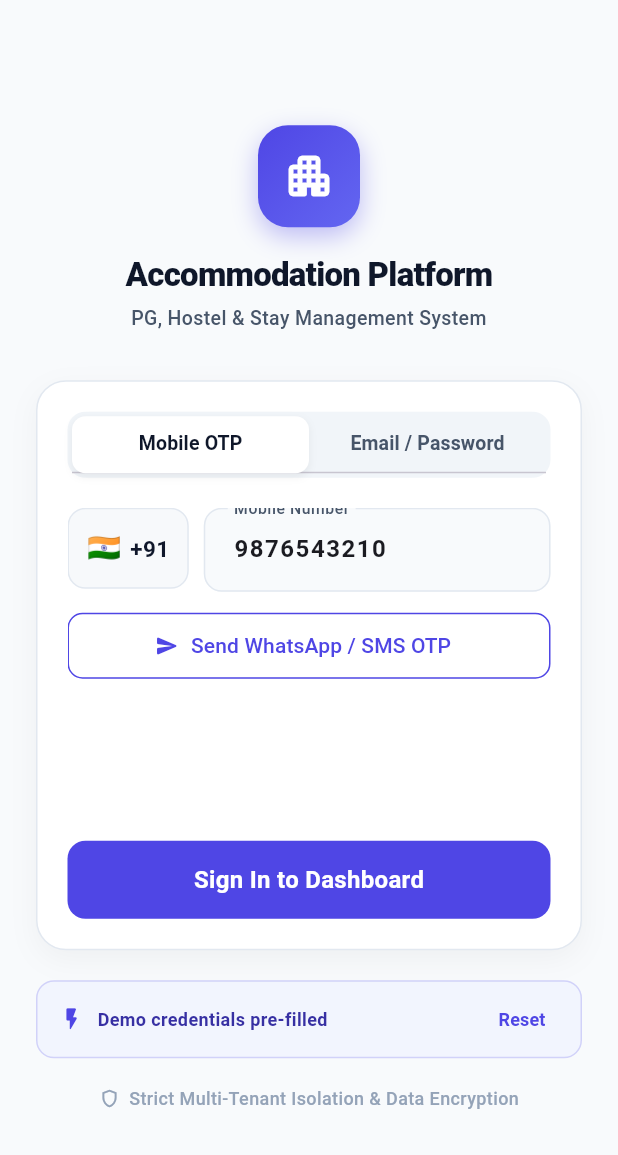
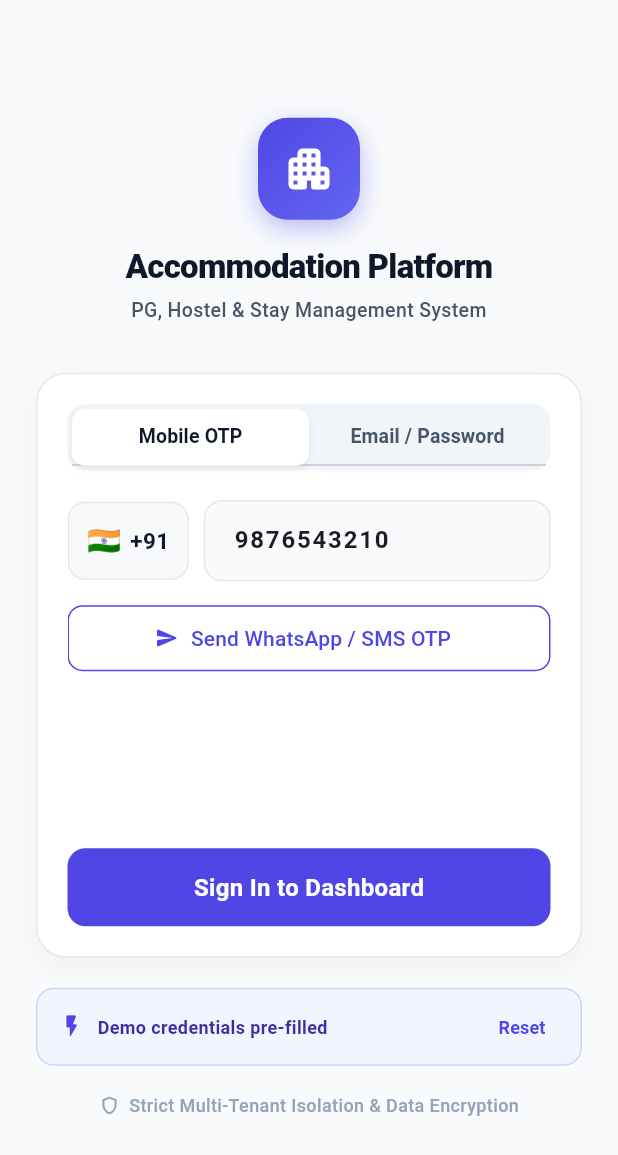
Before and after one commit to vijaybanoth7165/accommodation_platform, a Flutter app: the screen it shows after launch, on a phone screen of 412 x 824 dp. Shown: the top 1155 px of the screen. Run offline on Flutter 3.47's test engine with Material 3 defaults, Android fonts, the phone set to English and light mode, and no system bars.

Commit message:
fix: remove border notch label clipping and optimize input padding

```diff
--- a/lib/screens/auth/login_screen.dart
+++ b/lib/screens/auth/login_screen.dart
@@ -150,7 +150,7 @@ class _LoginScreenState extends State<LoginScreen> with SingleTickerProviderStat
 
                           // Tab Content
                           SizedBox(
-                            height: 210,
+                            height: 220,
                             child: TabBarView(
                               controller: _authTabController,
                               children: [
@@ -270,10 +270,9 @@ class _LoginScreenState extends State<LoginScreen> with SingleTickerProviderStat
       crossAxisAlignment: CrossAxisAlignment.stretch,
       children: [
         Row(
-          crossAxisAlignment: CrossAxisAlignment.start,
           children: [
             Container(
-              height: 54,
+              height: 52,
               padding: const EdgeInsets.symmetric(horizontal: 12),
               decoration: BoxDecoration(
                 color: AppColors.surfaceVariant.withValues(alpha: 0.6),
@@ -300,7 +299,7 @@ class _LoginScreenState extends State<LoginScreen> with SingleTickerProviderStat
             Expanded(
               child: TextFormField(
                 controller: _phoneController,
-                keyboardType: TextInputType.number,
+                keyboardType: TextInputType.phone,
                 inputFormatters: [
                   FilteringTextInputFormatter.digitsOnly,
                   LengthLimitingTextInputFormatter(10),
@@ -308,18 +307,18 @@ class _LoginScreenState extends State<LoginScreen> with SingleTickerProviderStat
                 style: const TextStyle(
                   fontSize: 16,
                   fontWeight: FontWeight.w600,
-                  letterSpacing: 1.0,
+                  letterSpacing: 1.2,
                 ),
                 decoration: const InputDecoration(
-                  labelText: 'Mobile Number',
-                  hintText: '98765 43210',
+                  hintText: 'Enter 10-digit number',
+                  contentPadding: EdgeInsets.symmetric(horizontal: 16, vertical: 15),
                   counterText: '',
                 ),
               ),
             ),
           ],
         ),
-        const SizedBox(height: 12),
+        const SizedBox(height: 14),
         if (!_otpSent)
           OutlinedButton.icon(
             style: OutlinedButton.styleFrom(
@@ -349,8 +348,8 @@ class _LoginScreenState extends State<LoginScreen> with SingleTickerProviderStat
               LengthLimitingTextInputFormatter(4),
             ],
             decoration: const InputDecoration(
-              labelText: 'Enter 4-Digit OTP',
-              hintText: '4567',
+              hintText: 'Enter 4-Digit OTP',
+              contentPadding: EdgeInsets.symmetric(horizontal: 16, vertical: 14),
               prefixIcon: Icon(Icons.lock_clock_outlined, size: 20),
               counterText: '',
             ),
```
